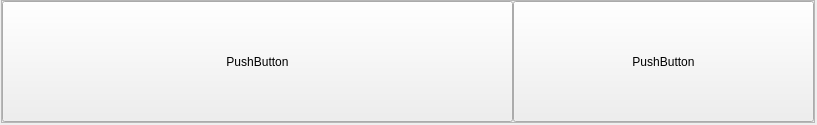
First picture: the form in src/View/SubWidgets/PatientTileInfo.ui, repository thefinalcutbg/DinoDent, before the edit.
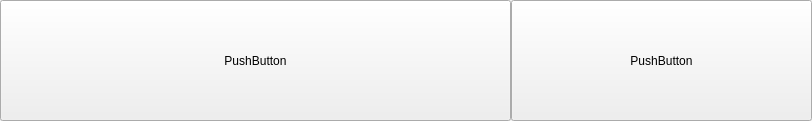
Second picture: the form after the edit. Custom widgets are drawn as their Qt base class.

Commit message: baked shadows and layouts optimization

What changed in the file:
```diff
--- a/src/View/SubWidgets/PatientTileInfo.ui
+++ b/src/View/SubWidgets/PatientTileInfo.ui
@@ -6,59 +6,17 @@
    <rect>
     <x>0</x>
     <y>0</y>
-    <width>817</width>
-    <height>125</height>
+    <width>812</width>
+    <height>121</height>
    </rect>
   </property>
   <property name="windowTitle">
    <string>PatientTileInfo</string>
   </property>
-  <layout class="QVBoxLayout" name="verticalLayout">
-   <property name="spacing">
-    <number>0</number>
-   </property>
-   <property name="leftMargin">
-    <number>0</number>
-   </property>
-   <property name="topMargin">
-    <number>0</number>
-   </property>
-   <property name="rightMargin">
-    <number>0</number>
-   </property>
-   <property name="bottomMargin">
-    <number>0</number>
-   </property>
-   <item>
     <layout class="QHBoxLayout" name="horizontalLayout">
      <property name="spacing">
       <number>0</number>
      </property>
-     <item>
-      <spacer name="horizontalSpacer">
-       <property name="orientation">
-        <enum>Qt::Orientation::Horizontal</enum>
-       </property>
-       <property name="sizeHint" stdset="0">
-        <size>
-         <width>40</width>
-         <height>20</height>
-        </size>
-       </property>
-      </spacer>
-     </item>
-     <item>
-      <widget class="RoundedFrame" name="frame">
-       <property name="frameShape">
-        <enum>QFrame::Shape::StyledPanel</enum>
-       </property>
-       <property name="frameShadow">
-        <enum>QFrame::Shadow::Raised</enum>
-       </property>
-       <layout class="QHBoxLayout" name="horizontalLayout_2">
-        <property name="spacing">
-         <number>0</number>
-        </property>
         <property name="leftMargin">
          <number>0</number>
         </property>
@@ -99,48 +57,8 @@
         </item>
        </layout>
       </widget>
-     </item>
-     <item>
-      <spacer name="horizontalSpacer_2">
-       <property name="orientation">
-        <enum>Qt::Orientation::Horizontal</enum>
-       </property>
-       <property name="sizeHint" stdset="0">
-        <size>
-         <width>40</width>
-         <height>20</height>
-        </size>
-       </property>
-      </spacer>
-     </item>
-    </layout>
-   </item>
-   <item>
-    <spacer name="verticalSpacer">
-     <property name="orientation">
-      <enum>Qt::Orientation::Vertical</enum>
-     </property>
-     <property name="sizeType">
-      <enum>QSizePolicy::Policy::Preferred</enum>
-     </property>
-     <property name="sizeHint" stdset="0">
-      <size>
-       <width>20</width>
-       <height>40</height>
-      </size>
-     </property>
-    </spacer>
-   </item>
-  </layout>
- </widget>
  <layoutdefault spacing="6" margin="11"/>
  <customwidgets>
-  <customwidget>
-   <class>RoundedFrame</class>
-   <extends>QFrame</extends>
-   <header>View/uiComponents/RoundedFrame.h</header>
-   <container>1</container>
-  </customwidget>
   <customwidget>
    <class>PatientTile</class>
    <extends>QPushButton</extends>
```
Lines whose indentation alone changed are shown as unchanged. The commit also changes 21 other files.
